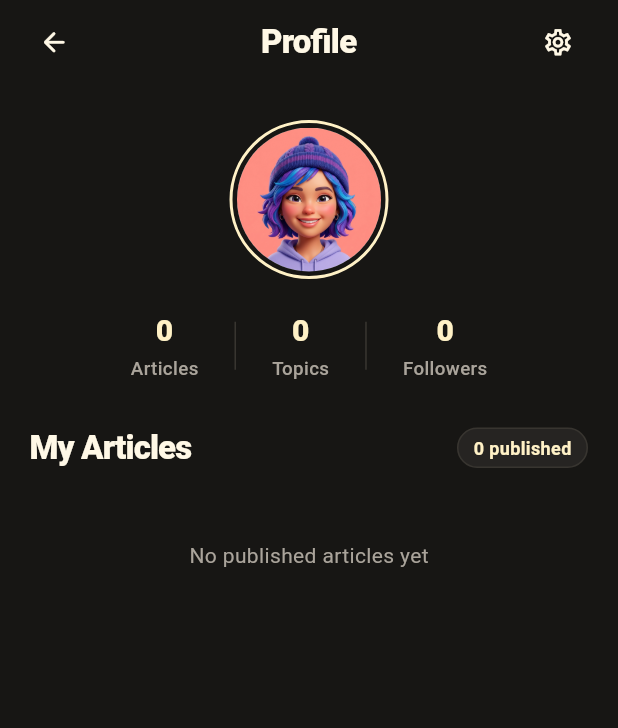
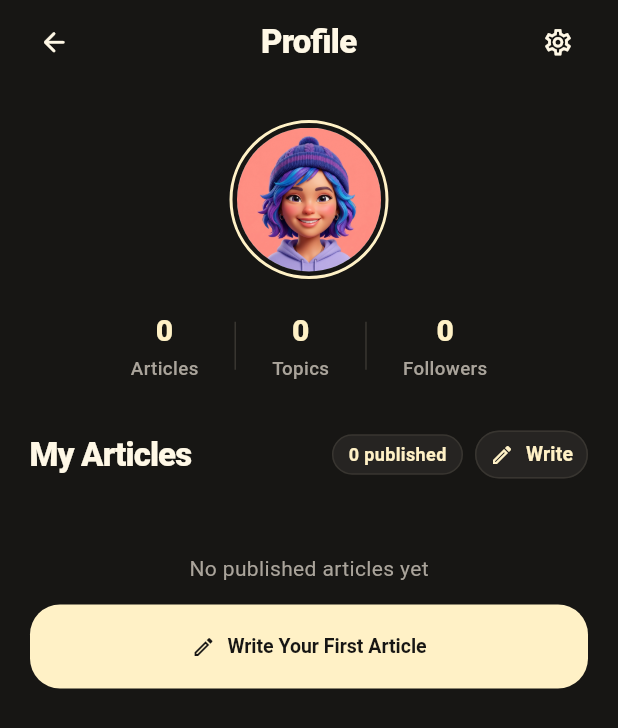
Before and after one commit to Polymath000/MindFeed, a Flutter app: the ProfileView screen opened by its route, on a phone screen of 412 x 824 dp. Shown: the top 728 px of the screen. Run offline on Flutter 3.47's test engine with Material 3 defaults, Android fonts, the phone set to English and light mode, and no system bars; our stand-ins replace bloc, connectivity_plus, equatable, flutter_advanced_drawer, flutter_bloc, get_it and 5 more; missing offline and left inert: flutter_animate_on_scroll, markdown_widget; accounts and stored records are empty; Roboto replaces fonts that are missing (Arial); project files that could hold a hidden picture were left out.

Commit message:
feat(add-article): add category badge payload, cover image presets, and profile write triggers

```diff
--- a/lib/features/profile/presentation/widget/profile_articles_status_views.dart
+++ b/lib/features/profile/presentation/widget/profile_articles_status_views.dart
@@ -17,16 +17,42 @@ class ProfileArticlesLoadingView extends StatelessWidget {
 }
 
 class ProfileArticlesEmptyView extends StatelessWidget {
-  const ProfileArticlesEmptyView({super.key});
+  final VoidCallback? onCreateArticle;
+
+  const ProfileArticlesEmptyView({super.key, this.onCreateArticle});
 
   @override
   Widget build(BuildContext context) {
-    return const Padding(
-      padding: EdgeInsets.symmetric(vertical: 32.0),
+    return Padding(
+      padding: const EdgeInsets.symmetric(vertical: 32.0),
       child: Center(
-        child: Text(
-          'No published articles yet',
-          style: TextStyle(color: AppColors.greyText, fontSize: 14),
+        child: Column(
+          mainAxisSize: MainAxisSize.min,
+          children: [
+            const Text(
+              'No published articles yet',
+              style: TextStyle(color: AppColors.greyText, fontSize: 14),
+            ),
+            if (onCreateArticle != null) ...[
+              const SizedBox(height: 14),
+              FilledButton.icon(
+                onPressed: onCreateArticle,
+                icon: const Icon(Icons.edit_outlined, size: 16),
+                label: const Text(
+                  'Write Your First Article',
+                  style: TextStyle(fontWeight: FontWeight.w700, fontSize: 13),
+                ),
+                style: FilledButton.styleFrom(
+                  backgroundColor: AppColors.cream,
+                  foregroundColor: AppColors.ink,
+                  shape: RoundedRectangleBorder(
+                    borderRadius: BorderRadius.circular(20),
+                  ),
+                  padding: const EdgeInsets.symmetric(horizontal: 16, vertical: 10),
+                ),
+              ),
+            ],
+          ],
         ),
       ),
     );
--- a/lib/features/profile/presentation/widget/user_articles.dart
+++ b/lib/features/profile/presentation/widget/user_articles.dart
@@ -17,30 +17,19 @@ class UserArticles extends StatelessWidget {
   Widget build(BuildContext context) {
     return SliverPadding(
       padding: const EdgeInsets.symmetric(horizontal: 20.0, vertical: 8.0),
-      sliver: SliverToBoxAdapter(
-        child: _buildScope(context),
-      ),
+      sliver: SliverToBoxAdapter(child: _buildScope(context)),
     );
   }
 
   Widget _buildScope(BuildContext context) {
     if (cubit != null) {
-      return BlocProvider<ProfileArticlesCubit>.value(
-        value: cubit!,
-        child: const _UserArticlesBody(),
-      );
+      return BlocProvider.value(value: cubit!, child: const _UserArticlesBody());
     }
-
-    ProfileArticlesCubit? existingCubit;
     try {
-      existingCubit = BlocProvider.of<ProfileArticlesCubit>(context);
+      BlocProvider.of<ProfileArticlesCubit>(context);
+      return const _UserArticlesBody();
     } catch (_) {}
-
-    if (existingCubit != null) {
-      return const _UserArticlesBody();
-    }
-
-    return BlocProvider<ProfileArticlesCubit>(
+    return BlocProvider(
       create: (_) => ProfileArticlesCubit()..loadArticles(),
       child: const _UserArticlesBody(),
     );
@@ -55,93 +44,80 @@ class _UserArticlesBody extends StatelessWidget {
       return '$publishedCount published · $draftCount ${draftCount == 1 ? 'draft' : 'drafts'}';
     } else if (draftCount > 0) {
       return '$draftCount ${draftCount == 1 ? 'draft' : 'drafts'}';
-    } else {
-      return '$publishedCount published';
     }
+    return '$publishedCount published';
   }
 
   Future<void> _handleDelete(BuildContext context, EditorialNewsItem item) async {
     final confirmed = await showDeleteArticleDialog(context, item);
     if (confirmed != true || !context.mounted) return;
+    final success = await context.read<ProfileArticlesCubit>().deleteArticle(item.id);
+    if (!context.mounted) return;
+    ScaffoldMessenger.of(context).clearSnackBars();
+    ScaffoldMessenger.of(context).showSnackBar(SnackBar(
+      duration: const Duration(seconds: 2),
+      content: Text(success ? 'Removed: ${item.title.split('\n').first}' : 'Failed to delete article. Please try again.'),
+    ));
+  }
 
-    final cubit = context.read<ProfileArticlesCubit>();
-    final success = await cubit.deleteArticle(item.id);
-    if (!context.mounted) return;
-
-    ScaffoldMessenger.of(context).clearSnackBars();
-    ScaffoldMessenger.of(context).showSnackBar(
-      SnackBar(
-        duration: const Duration(seconds: 2),
-        content: Text(
-          success
-              ? 'Removed: ${item.title.split('\n').first}'
-              : 'Failed to delete article. Please try again.',
-        ),
-      ),
-    );
+  Future<void> _openAddArticle(BuildContext context) async {
+    await Navigator.pushNamed(context, AppRoutes.addArticle);
+    if (context.mounted) context.read<ProfileArticlesCubit>().loadArticles();
   }
 
   @override
   Widget build(BuildContext context) {
     return BlocBuilder<ProfileArticlesCubit, ProfileArticlesState>(
       builder: (context, state) {
-        final int publishedCount = state is ProfileArticlesLoaded ? state.publishedCount : 0;
-        final int draftCount = state is ProfileArticlesLoaded ? state.draftCount : 0;
-        final bool showBadge = state is ProfileArticlesLoaded || state is ProfileArticlesEmpty;
+        final publishedCount = state is ProfileArticlesLoaded ? state.publishedCount : 0;
+        final draftCount = state is ProfileArticlesLoaded ? state.draftCount : 0;
+        final showBadge = state is ProfileArticlesLoaded || state is ProfileArticlesEmpty;
 
         return Column(
           crossAxisAlignment: CrossAxisAlignment.start,
           children: [
             Row(
-              mainAxisAlignment: MainAxisAlignment.spaceBetween,
               children: [
                 const Text(
                   'My Articles',
-                  style: TextStyle(
-                    color: AppColors.softCream,
-                    fontSize: 22,
-                    fontWeight: FontWeight.w800,
-                    letterSpacing: -0.6,
+                  style: TextStyle(color: AppColors.softCream, fontSize: 22, fontWeight: FontWeight.w800, letterSpacing: -0.6),
+                ),
+                const Spacer(),
+                if (showBadge) ...[
+                  Container(
+                    padding: const EdgeInsets.symmetric(horizontal: 10, vertical: 4),
+                    decoration: BoxDecoration(color: AppColors.charcoal, borderRadius: BorderRadius.circular(16), border: Border.all(color: AppColors.borderDark)),
+                    child: Text(_buildCountLabel(publishedCount, draftCount), style: const TextStyle(color: AppColors.cream, fontSize: 12, fontWeight: FontWeight.w700)),
+                  ),
+                  const SizedBox(width: 8),
+                ],
+                TextButton.icon(
+                  onPressed: () => _openAddArticle(context),
+                  icon: const Icon(Icons.edit_outlined, size: 16, color: AppColors.cream),
+                  label: const Text('Write', style: TextStyle(color: AppColors.cream, fontSize: 13, fontWeight: FontWeight.w700)),
+                  style: TextButton.styleFrom(
+                    visualDensity: VisualDensity.compact,
+                    padding: const EdgeInsets.symmetric(horizontal: 10, vertical: 4),
+                    backgroundColor: AppColors.charcoal,
+                    shape: RoundedRectangleBorder(borderRadius: BorderRadius.circular(16), side: const BorderSide(color: AppColors.borderDark)),
                   ),
                 ),
-                if (showBadge)
-                  Container(
-                    padding: const EdgeInsets.symmetric(horizontal: 10, vertical: 4),
-                    decoration: BoxDecoration(
-                      color: AppColors.charcoal,
-                      borderRadius: BorderRadius.circular(16),
-                      border: Border.all(color: AppColors.borderDark),
-                    ),
-                    child: Text(
-                      _buildCountLabel(publishedCount, draftCount),
-                      style: const TextStyle(
-                        color: AppColors.cream,
-                        fontSize: 12,
-                        fontWeight: FontWeight.w700,
-                      ),
-                    ),
-                  ),
               ],
             ),
             const SizedBox(height: 14),
             if (state is ProfileArticlesLoading)
               const ProfileArticlesLoadingView()
             else if (state is ProfileArticlesError)
-              ProfileArticlesErrorView(
-                message: state.message,
-                onRetry: () => context.read<ProfileArticlesCubit>().loadArticles(),
-              )
+              ProfileArticlesErrorView(message: state.message, onRetry: () => context.read<ProfileArticlesCubit>().loadArticles())
             else if (state is ProfileArticlesEmpty)
-              const ProfileArticlesEmptyView()
+              ProfileArticlesEmptyView(onCreateArticle: () => _openAddArticle(context))
             else if (state is ProfileArticlesLoaded)
               ...state.articles.map(
                 (item) => CustomArticleCardOfProfile(
                   item: item,
                   onEdit: () async {
                     await Navigator.pushNamed(context, AppRoutes.addArticle, arguments: item);
-                    if (context.mounted) {
-                      context.read<ProfileArticlesCubit>().loadArticles();
-                    }
+                    if (context.mounted) context.read<ProfileArticlesCubit>().loadArticles();
                   },
                   onDelete: () => _handleDelete(context, item),
                 ),
```
Also changed, not shown: lib/features/add_article/domain/helpers/article_payload_builder.dart (+26 -0 lines), lib/features/add_article/presentation/controllers/add_article_cubit/add_article_cubit.dart (+44 -108 lines), lib/features/add_article/presentation/widget/article_cover_image_field.dart (+48 -0 lines), 3 other files.
